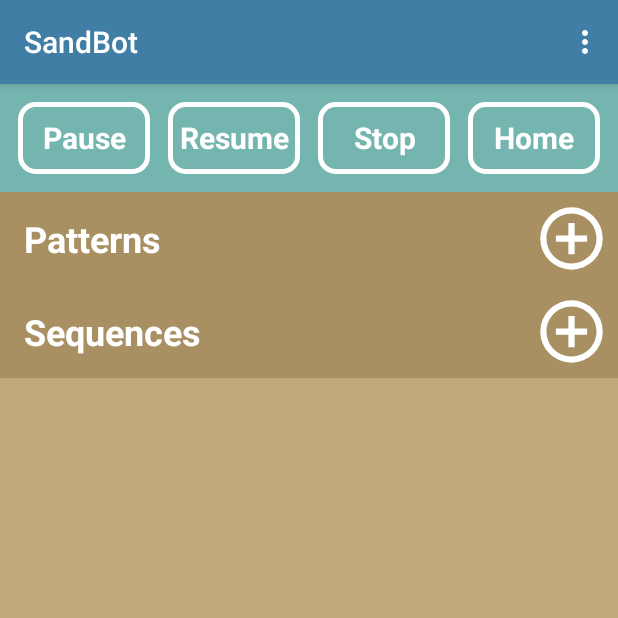
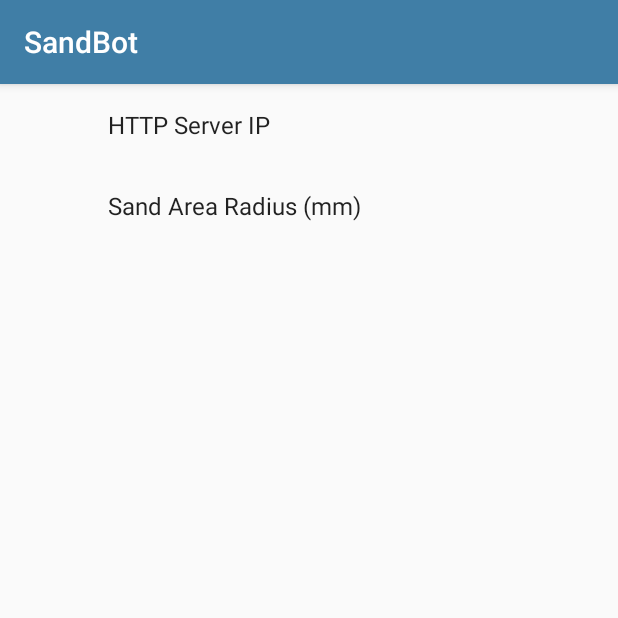
Before and after one commit to grammesm/SandBot-Android, an Android app: the screen it shows after launch (SandBotActivity before the commit, SettingsActivity after it), in the options menu, after a tap on "Settings", on a phone screen of 412 x 824 dp, the top half of it. Run offline under Robolectric (Android 15) with nearby library versions, the phone set to English and light mode, and no system bars; our stand-ins replace androidx.preference.

Commit message:
Adding settings activity

```diff
--- a/app/build.gradle
+++ b/app/build.gradle
@@ -21,6 +21,7 @@ android {
 dependencies {
     implementation fileTree(dir: 'libs', include: ['*.jar'])
     implementation 'com.android.support:appcompat-v7:27.1.1'
+    implementation 'com.android.support:preference-v7:27.1.1'
     implementation 'com.android.support.constraint:constraint-layout:1.1.3'
     implementation 'android.arch.lifecycle:extensions:1.1.1'
     implementation 'android.arch.navigation:navigation-fragment:1.0.0-alpha06'
--- a/app/src/main/AndroidManifest.xml
+++ b/app/src/main/AndroidManifest.xml
@@ -19,6 +19,7 @@
             </intent-filter>
         </activity>
         <activity android:name=".ui.pattern.PatternEditActivity" />
+        <activity android:name=".ui.settings.SettingsActivity" />
     </application>
 
 </manifest>
--- a/app/src/main/java/com/alwaystinkering/sandbot/SandBotActivity.java
+++ b/app/src/main/java/com/alwaystinkering/sandbot/SandBotActivity.java
@@ -1,11 +1,14 @@
 package com.alwaystinkering.sandbot;
 
 import android.content.Intent;
+import android.content.SharedPreferences;
 import android.os.Build;
 import android.os.Bundle;
+import android.preference.PreferenceManager;
 import android.support.v7.app.AppCompatActivity;
 import android.util.Log;
 import android.view.Menu;
+import android.view.MenuItem;
 import android.view.View;
 import android.view.Window;
 import android.view.WindowManager;
@@ -14,12 +17,12 @@ import android.widget.ImageView;
 import android.widget.ListView;
 import android.widget.TextView;
 
-import com.alwaystinkering.sandbot.model.pattern.Pattern;
 import com.alwaystinkering.sandbot.model.state.SandBotStateManager;
 import com.alwaystinkering.sandbot.model.web.Result;
 import com.alwaystinkering.sandbot.model.web.SandBotWeb;
 import com.alwaystinkering.sandbot.ui.pattern.PatternEditActivity;
 import com.alwaystinkering.sandbot.ui.pattern.PatternListAdapter;
+import com.alwaystinkering.sandbot.ui.settings.SettingsActivity;
 
 import java.io.IOException;
 import java.util.ArrayList;
@@ -37,10 +40,29 @@ public class SandBotActivity extends AppCompatActivity {
     private ListView patternList;
     private ImageView patternAdd;
 
+    private SharedPreferences sharedPreferences;
+
+    private SharedPreferences.OnSharedPreferenceChangeListener preferenceChangeListener = new SharedPreferences.OnSharedPreferenceChangeListener() {
+        @Override
+        public void onSharedPreferenceChanged(SharedPreferences sharedPreferences, String s) {
+            if (s.equals(getResources().getString(R.string.pref_server_key))) {
+                String serverIp = sharedPreferences.getString(getResources().getString(R.string.pref_server_key),"").trim();
+                // todo validate
+                Log.d(TAG, "Creating new server interface to: " + serverIp);
+                SandBotWeb.createInterface(serverIp);
+                getSettings();
+            }
+        }
+    };
+
     @Override
     protected void onCreate(Bundle savedInstanceState) {
         super.onCreate(savedInstanceState);
         setContentView(R.layout.activity_sand_bot);
+
+        sharedPreferences = PreferenceManager.getDefaultSharedPreferences(getApplicationContext());
+        sharedPreferences.registerOnSharedPreferenceChangeListener(preferenceChangeListener);
+
 
         if (Build.VERSION.SDK_INT >= Build.VERSION_CODES.LOLLIPOP) {
             Window window = getWindow();
@@ -144,6 +166,17 @@ public class SandBotActivity extends AppCompatActivity {
     }
 
     @Override
+    public boolean onOptionsItemSelected(MenuItem item) {
+        switch (item.getItemId()) {
+            case R.id.menu_settings:
+                Intent intent = new Intent(this, SettingsActivity.class);
+                startActivity(intent);
+                return true;
+        }
+        return false;
+    }
+
+    @Override
     public void onStart() {
         super.onStart();
         getSettings();
--- /dev/null
+++ b/app/src/main/java/com/alwaystinkering/sandbot/ui/settings/SettingsActivity.java
@@ -0,0 +1,16 @@
+package com.alwaystinkering.sandbot.ui.settings;
+
+import android.os.Bundle;
+import android.support.v7.app.AppCompatActivity;
+
+public class SettingsActivity extends AppCompatActivity {
+
+    @Override
+    protected void onCreate(Bundle savedInstanceState) {
+        super.onCreate(savedInstanceState);
+
+        getSupportFragmentManager().beginTransaction()
+                .replace(android.R.id.content, new SettingsFragment())
+                .commit();
+    }
+}
--- /dev/null
+++ b/app/src/main/java/com/alwaystinkering/sandbot/ui/settings/SettingsFragment.java
@@ -0,0 +1,26 @@
+package com.alwaystinkering.sandbot.ui.settings;
+
+
+import android.os.Bundle;
+import android.support.v4.app.Fragment;
+import android.support.v7.preference.PreferenceFragmentCompat;
+import android.view.LayoutInflater;
+import android.view.View;
+import android.view.ViewGroup;
+import android.widget.TextView;
+
+import com.alwaystinkering.sandbot.R;
+
+/**
+ * A simple {@link Fragment} subclass.
+ */
+public class SettingsFragment extends PreferenceFragmentCompat {
+
+
+    @Override
+    public void onCreatePreferences(Bundle savedInstanceState,
+                                    String rootKey) {
+        setPreferencesFromResource(R.xml.pref_settings, rootKey);
+    }
+
+}
--- a/app/src/main/res/values/strings.xml
+++ b/app/src/main/res/values/strings.xml
@@ -1,12 +1,15 @@
 <resources>
     <string name="app_name">SandBot</string>
+    <string name="action_settings">Settings</string>
+
+    <string name="pref_server_title">HTTP Server IP</string>
+    <string name="pref_server_key">pref_server_key</string>
+    <string name="pref_server_default">192.168.1.</string>
+
+    <string name="pref_diameter_title">Sand Area Radius (mm)</string>
+    <string name="pref_diameter_key">pref_diameter_key</string>
+    <string name="pref_diameter_default">400</string>
 
     <!-- TODO: Remove or change this placeholder text -->
     <string name="hello_blank_fragment">Hello blank fragment</string>
-    <string name="title_activity_sand_bot_home">SandBotHomeActivity</string>
-    <string name="tab_text_1">Tab 1</string>
-    <string name="tab_text_2">Tab 2</string>
-    <string name="tab_text_3">Tab 3</string>
-    <string name="action_settings">Settings</string>
-    <string name="section_format">Hello World from section: %1$d</string>
 </resources>
--- a/app/src/main/res/values/styles.xml
+++ b/app/src/main/res/values/styles.xml
@@ -6,6 +6,7 @@
         <item name="colorPrimary">@color/colorPrimary</item>
         <item name="colorPrimaryDark">@color/colorPrimaryDark</item>
         <item name="colorAccent">@color/colorAccent</item>
+        <item name="preferenceTheme">@style/PreferenceThemeOverlay</item>
     </style>
 
     <style name="AppTheme.NoActionBar">
@@ -18,11 +19,11 @@
     <style name="AppTheme.PopupOverlay" parent="ThemeOverlay.AppCompat.Light" />
 
     <style name="navButton" parent="@android:style/Widget.Button">
-        <item name="android:layout_margin">6dp</item>
+        <item name="android:layout_margin">5dp</item>
         <item name="android:background">@drawable/nav_button_selector</item>
         <item name="android:textStyle">bold</item>
         <item name="android:textColor">@color/nav_button_text_color</item>
-        <item name="android:textSize">20sp</item>
+        <item name="android:textSize">16sp</item>
         <item name="android:gravity">center</item>
         <item name="android:padding">4dp</item>
     </style>
--- /dev/null
+++ b/app/src/main/res/xml/pref_settings.xml
@@ -0,0 +1,20 @@
+<PreferenceScreen xmlns:android="http://schemas.android.com/apk/res/android">
+
+    <EditTextPreference
+        android:defaultValue="@string/pref_server_default"
+        android:inputType="number|numberDecimal"
+        android:key="@string/pref_server_key"
+        android:maxLines="1"
+        android:selectAllOnFocus="true"
+        android:singleLine="true"
+        android:title="@string/pref_server_title" />
+
+    <EditTextPreference
+        android:defaultValue="@string/pref_diameter_default"
+        android:inputType="number|numberSigned"
+        android:key="@string/pref_diameter_key"
+        android:maxLines="1"
+        android:selectAllOnFocus="true"
+        android:singleLine="true"
+        android:title="@string/pref_diameter_title" />
+</PreferenceScreen>
```
Also changed, not shown: app/src/main/java/com/alwaystinkering/sandbot/model/web/SandBotWeb.java (+10 -0 lines).
